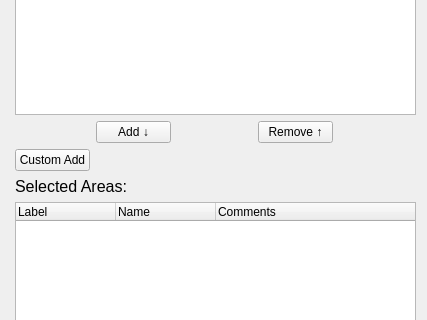
First picture: the form in bin/lib/SelectionEdit.ui, repository adamazoulay/ITkTrackingGUI, before the edit; both pictures show x 0 to 427 and y 181 to 501 of the 427 by 683 pixel window.
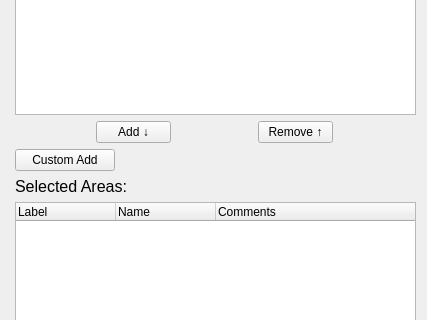
Second picture: the form after the edit. Icons and pictures are not drawn.

Commit message: Added comment editing and saving in the selectionTree

Diff of the .ui file:
```diff
--- a/bin/lib/SelectionEdit.ui
+++ b/bin/lib/SelectionEdit.ui
@@ -223,9 +223,15 @@
      <layout class="QHBoxLayout" name="horizontalLayout_2">
       <item>
        <widget class="QPushButton" name="btnCustomAdd">
+        <property name="minimumSize">
+         <size>
+          <width>100</width>
+          <height>0</height>
+         </size>
+        </property>
         <property name="maximumSize">
          <size>
-          <width>75</width>
+          <width>100</width>
           <height>16777215</height>
          </size>
         </property>
```
Left out of the diff: 6 changed lines with no effect on the pictures. The commit also changes 3 other files.
